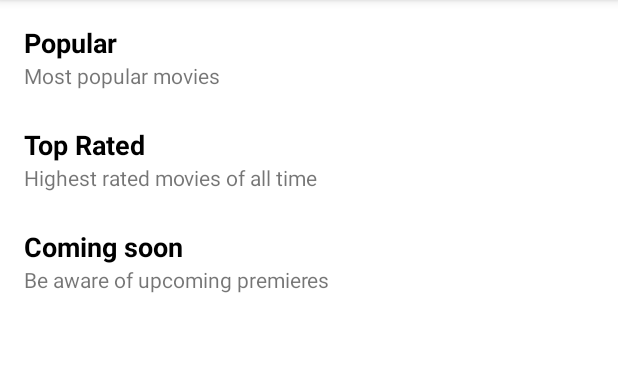
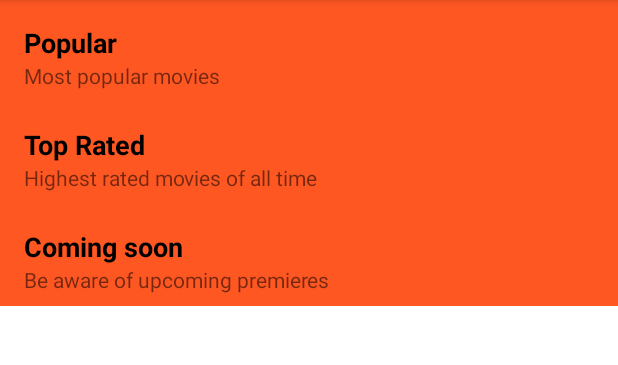
Before and after one commit to k3xs/MovieBase, an Android app: the screen it shows after launch (MainActivity), on a phone screen of 412 x 824 dp, the part 84-449 px from its top. Run offline under Robolectric (Android 15) with nearby library versions, the phone set to English and light mode, and no system bars; pictures from the network do not load; 1 statement that could not run was skipped.

Commit message:
Изменен фон с белого на оранжевый

```diff
--- a/app/build.gradle
+++ b/app/build.gradle
@@ -40,6 +40,10 @@ dependencies {
     implementation 'androidx.constraintlayout:constraintlayout:2.1.1'
     implementation 'androidx.recyclerview:recyclerview:1.2.1'
 
+    //navigation
+    implementation 'androidx.navigation:navigation-fragment-ktx:2.3.5'
+    implementation 'androidx.navigation:navigation-ui-ktx:2.3.5'
+
     // ViewModel
     implementation 'androidx.lifecycle:lifecycle-viewmodel:2.3.1'
 
--- a/app/src/main/res/layout/activity_main.xml
+++ b/app/src/main/res/layout/activity_main.xml
@@ -3,7 +3,8 @@
     xmlns:android="http://schemas.android.com/apk/res/android"
     xmlns:tools="http://schemas.android.com/tools"
     android:layout_width="match_parent"
-    android:layout_height="wrap_content">
+    android:layout_height="wrap_content"
+    android:background="#FF5722">
 
     <LinearLayout
         android:layout_width="match_parent"
--- a/app/src/main/res/values/colors.xml
+++ b/app/src/main/res/values/colors.xml
@@ -7,8 +7,4 @@
     <color name="teal_700">#FF018786</color>
     <color name="black">#FF000000</color>
     <color name="white">#FFFFFFFF</color>
-
-    <color name="colorPrimary">#8A8989</color>
-    <color name="colorPrimaryDark">#473D3D</color>
-    <color name="colorAccent">#FF5252</color>
 </resources>
--- a/app/src/main/res/values/styles.xml
+++ b/app/src/main/res/values/styles.xml
@@ -1,8 +1,4 @@
 <?xml version="1.0" encoding="utf-8"?>
 <resources>
-    <style name="AppTheme" parent="Theme.AppCompat">
-        <item name="colorPrimary">@color/colorPrimary</item>
-        <item name="colorPrimaryDark">@color/colorPrimaryDark</item>
-        <item name="colorAccent">@color/colorAccent</item>
-    </style>
+
 </resources>
```
